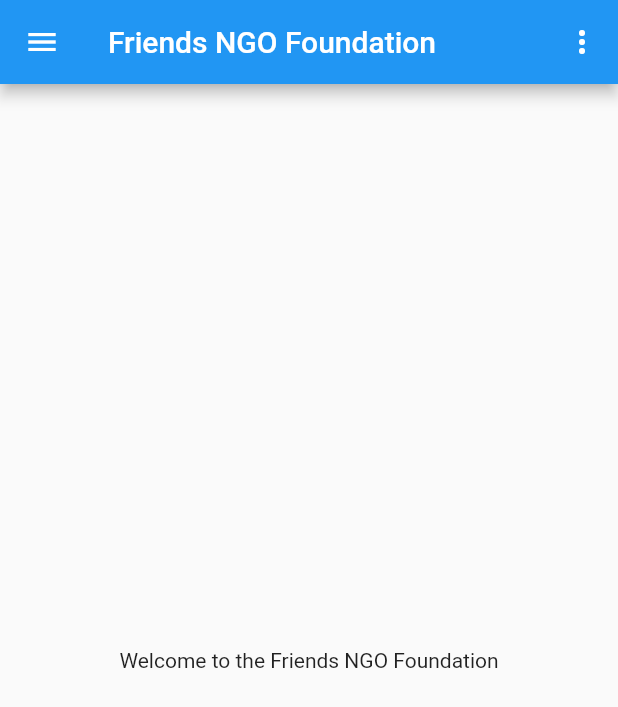
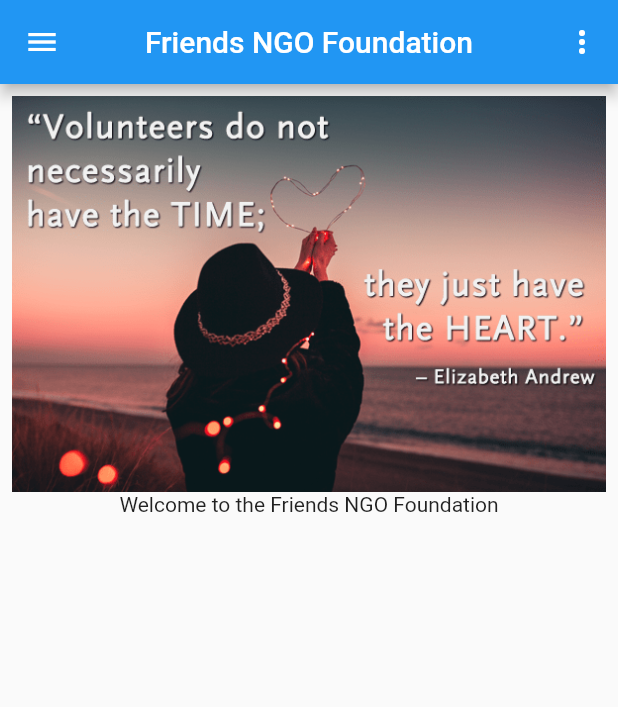
Before and after one commit to TadakaSuryaTeja/tvs_flutter_app, a Flutter app: the screen it shows after launch, on a phone screen of 412 x 824 dp. Shown: the top 707 px of the screen. Run offline on Flutter 3.47's test engine with Material 2 defaults, Android fonts, the light colour scheme and no system bars.

Commit message:
Added photo and removed comments

```diff
--- a/lib/main.dart
+++ b/lib/main.dart
@@ -9,11 +9,12 @@
       title: 'Welcome to Flutter',
       home: Scaffold(
         appBar: AppBar(
+          centerTitle: true,
           title: const Text('Friends NGO Foundation'),
           leading: GestureDetector(
-            onTap: () { /* Write listener code here */ },
+            onTap: () {/* Write listener code here */},
             child: Icon(
-              Icons.menu,  // add custom icons also
+              Icons.menu, // add custom icons also
             ),
           ),
           actions: <Widget>[
@@ -26,13 +27,21 @@
             ),
           ],
         ),
-
-        body:
-          const Center(
-          child: Text('Welcome to the Friends NGO Foundation'),
-
+        body: SafeArea(
+          child: SingleChildScrollView(
+            child: Padding(
+              padding: const EdgeInsets.all(8.0),
+              child: Column(
+                children: [
+                  Image.asset('images/Quotes_fundraising3.jpg'),
+                  const Center(
+                    child: Text('Welcome to the Friends NGO Foundation'),
+                  ),
+                ],
+              ),
+            ),
+          ),
         ),
-
       ),
     );
   }
@@ -51,7 +60,7 @@
         minimum: const EdgeInsets.all(16.0),
         child: Text(
             'My Widget: This is my widget. It has some content that I don\'t want '
-                'blocked by certain manufacturers who add notches, holes, and round corners.'),
+            'blocked by certain manufacturers who add notches, holes, and round corners.'),
       ),
     );
   }
@@ -60,6 +69,7 @@
 void handleClick(int item) {
   switch (item) {
     case 0:
+      print("hello");
       break;
     case 1:
       break;
```
Also changed, not shown: pubspec.yaml (+1 -52 lines), images/Quotes_fundraising3.jpg (renamed from assets/Quotes_fundraising3.png), 2 other files.
